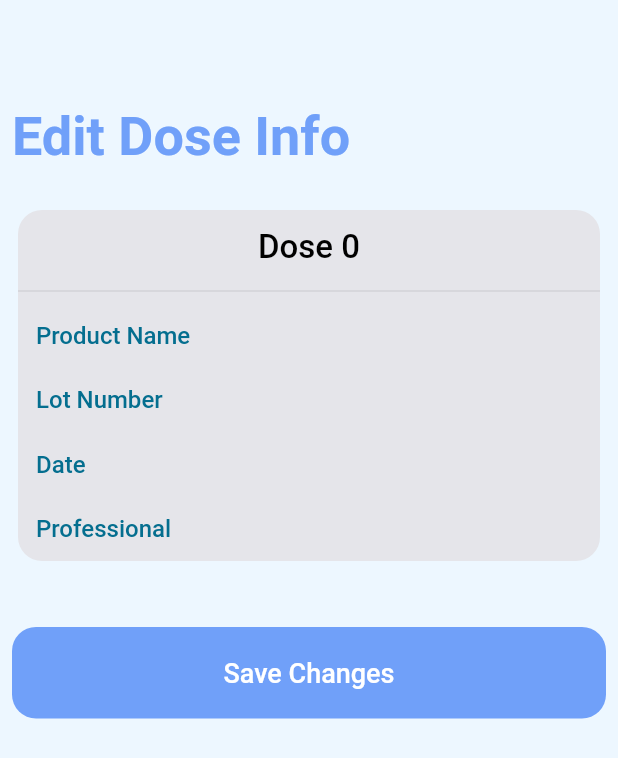
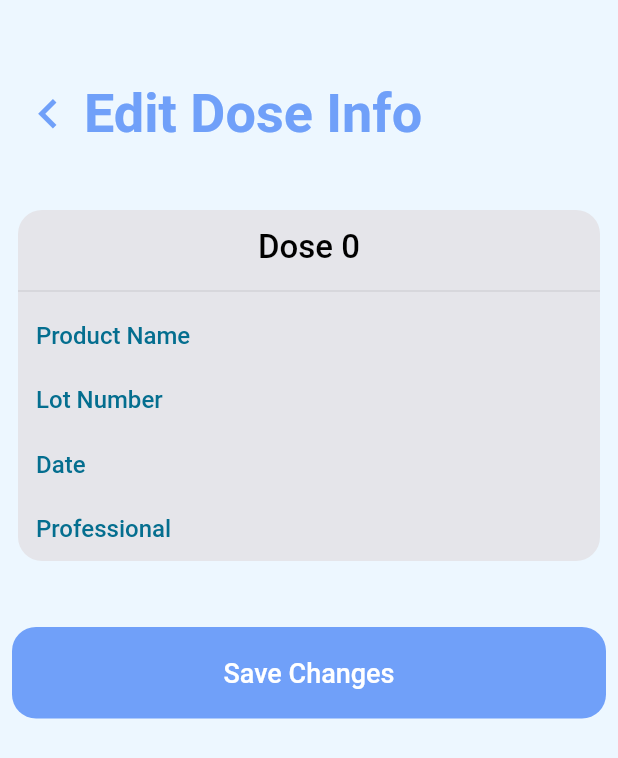
Before and after one commit to George-Hacks-Team-18/app, a Flutter app: the EditDosePage screen opened directly with empty values, on a phone screen of 412 x 824 dp. Shown: the top 758 px of the screen. Run offline on Flutter 3.47's test engine with Material 2 defaults, Android fonts, the phone set to English and light mode, and no system bars; statements that could not run were skipped.

Commit message:
updated code

```diff
--- a/lib/pages/doctor/edit_dose_page.dart
+++ b/lib/pages/doctor/edit_dose_page.dart
@@ -35,7 +35,10 @@ class _EditDosePageState extends State<EditDosePage> {
   @override
   Widget build(BuildContext context) {
     return ThemedScaffold([
-      Header('Edit Dose Info'),
+      Header(
+        'Edit Dose Info',
+        showBack: true,
+      ),
       SliverList(
         delegate: SliverChildListDelegate(
           [
```
